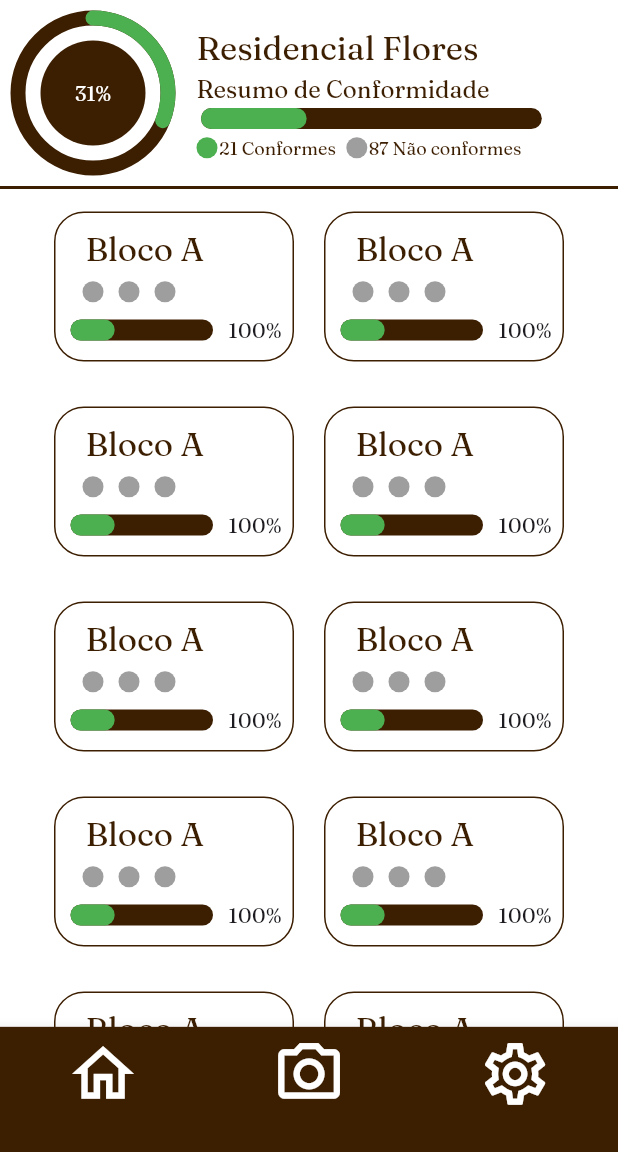
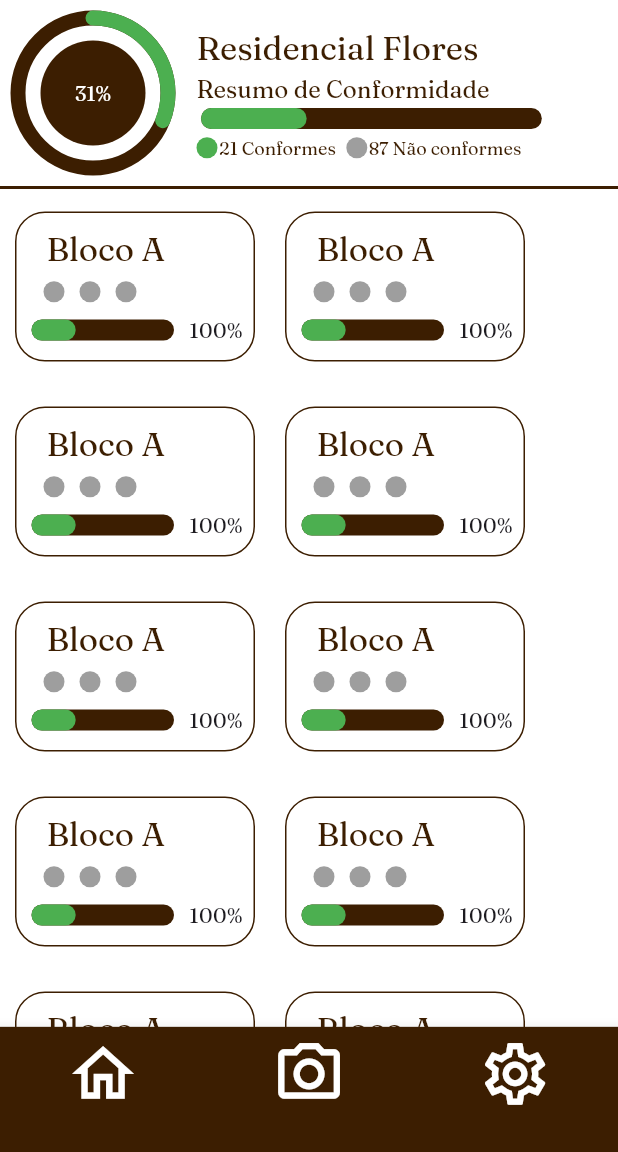
Before and after one commit to luiztcn78/FastFVS, a Flutter app: the screen it shows after launch, after a tap on an icon or button, on a phone screen of 412 x 824 dp, the part 84-1236 px from its top. Run offline on Flutter 3.47's test engine with Material 3 defaults, Android fonts, the phone set to English and light mode, and no system bars; drawn by our look-alikes of percent_indicator; our stand-ins replace google_fonts.

Commit message:
Add: rota de navegação da partição + layout partições

```diff
--- a/fastfvs_front/lib/view/pages/pagina_obra.dart
+++ b/fastfvs_front/lib/view/pages/pagina_obra.dart
@@ -1,38 +1,46 @@
 import 'package:fastfvs_front/view/pages/pagina_base.dart';
+import 'package:fastfvs_front/view/pages/pagina_particao.dart';
 import 'package:fastfvs_front/view/widgets/container_particao.dart';
 import 'package:fastfvs_front/view/widgets/informacao_obra.dart';
+import 'package:fastfvs_front/view/widgets/lista_containers_parti%C3%A7%C3%B5es.dart';
 import 'package:flutter/material.dart';
 
-class PaginaObra extends StatelessWidget{
+class PaginaObra extends StatefulWidget{
   const PaginaObra({super.key});
+
+@override
+  State<PaginaObra> createState() => PaginaObraState();
+}
+
+class PaginaObraState extends State<PaginaObra> {
+final controladorNavegacao = GlobalKey<NavigatorState>();
 
   @override
   Widget build(BuildContext context) {
     return PaginaBase(
       paginaAberta: 0,
-      body: SingleChildScrollView(
-        child: Column(
+      body: Column(
           children: [
             InformacaoObra(),
-            Wrap(
-              spacing: 0,
-              runSpacing: 0,
-              children: [
-                ContainerParticao(),
-                ContainerParticao(),
-                ContainerParticao(),
-                ContainerParticao(),
-                ContainerParticao(),
-                ContainerParticao(),
-                ContainerParticao(),
-                ContainerParticao(),
-                ContainerParticao(),
-                ContainerParticao(),
-              ],
-            ),
+            Expanded(
+              child: Navigator(
+                key: controladorNavegacao,
+                onGenerateRoute: (settings) {
+                  switch (settings.name) {
+                  case '/particao':
+                    return MaterialPageRoute(
+                      builder: (context) => PaginaParticao(),
+                    );
+                  default:
+                    return MaterialPageRoute(
+                      builder: (context) => ListaContainersParticao(),
+                    );
+                  }
+                },
+              )
+            )
           ],
         ),
-      ),
     );
   }
 }
--- a/fastfvs_front/lib/view/widgets/container_particao.dart
+++ b/fastfvs_front/lib/view/widgets/container_particao.dart
@@ -2,15 +2,37 @@ import 'package:flutter/material.dart';
 import 'package:percent_indicator/linear_percent_indicator.dart';
 
 class ContainerParticao extends StatelessWidget {
-  const ContainerParticao({super.key});
+  final double largura;
+  final double altura;
+  final bool serBotao;
+  const ContainerParticao({this.serBotao = true, this.largura = 160, this.altura = 100,super.key});
+
 
   @override
   Widget build(BuildContext context) {
-    return Padding(
+
+    //==============verifica se é botão ou não============
+    verificarBotao(){
+    if(serBotao){
+      return () => Navigator.of(context, rootNavigator: false).pushNamed('/particao');
+    }
+    else{
+      return null;
+    }
+  }
+  //=====================
+
+    double larguraBarra = largura - 45;
+
+    return InkWell(
+      //rota (isso dá problema no voltar, para tratar tem que definir no paginaobrastate state o comportamento do pop)
+      onTap: verificarBotao(),
+
+      child: Padding(
         padding: const EdgeInsets.only(top: 15, left: 10, bottom: 15, right: 10),
         child: Container(
-        width: 160,
-        height: 100,
+          width: largura,
+          height: altura,
           decoration: BoxDecoration(
             border: Border.all(color: Theme.of(context).colorScheme.primary),
             borderRadius: BorderRadius.all(Radius.circular(20))
@@ -69,7 +91,7 @@ class ContainerParticao extends StatelessWidget {
                 Padding(
                   padding: EdgeInsets.only(bottom: 10),
                   child: LinearPercentIndicator(
-                  width: 115,
+                    width: larguraBarra,
                     lineHeight: 14.0,
                     percent: 0.31,
                     progressColor: Colors.green,
@@ -83,6 +105,7 @@ class ContainerParticao extends StatelessWidget {
               ],
             ),
         ),
+      ),
     );
   }
 }
--- /dev/null
+++ b/fastfvs_front/lib/view/widgets/lista_containers_partições.dart
@@ -0,0 +1,28 @@
+import 'package:fastfvs_front/view/widgets/container_particao.dart';
+import 'package:flutter/material.dart';
+
+class ListaContainersParticao extends StatelessWidget {
+  const ListaContainersParticao({super.key});
+
+  @override
+  Widget build(BuildContext context) {
+    return SingleChildScrollView(
+      child: Wrap(
+        spacing: 0,
+        runSpacing: 0,
+        children: [
+          ContainerParticao(),
+          ContainerParticao(),
+          ContainerParticao(),
+          ContainerParticao(),
+          ContainerParticao(),
+          ContainerParticao(),
+          ContainerParticao(),
+          ContainerParticao(),
+          ContainerParticao(),
+          ContainerParticao(),
+        ],
+      ),
+    );
+  }
+}
```
Also changed, not shown: fastfvs_front/lib/view/pages/pagina_particao.dart (added, +24 -0 lines), fastfvs_front/lib/view/widgets/botao_particao_baixo.dart (added, +37 -0 lines). Lines whose indentation alone changed are shown as unchanged.
